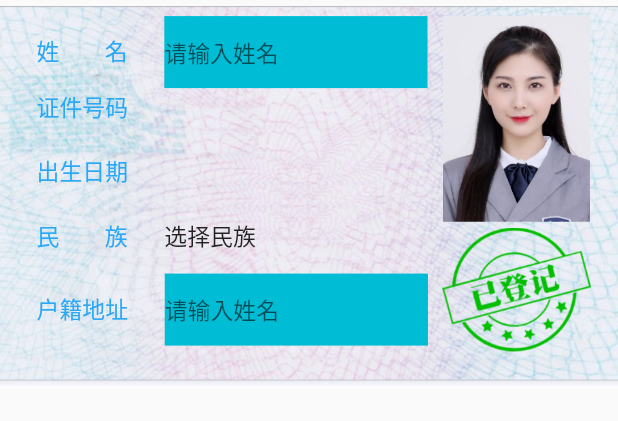
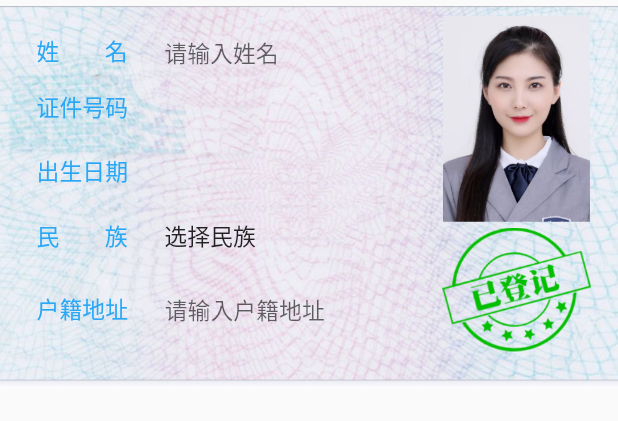
Before and after one commit to qianglifei/flutter_jwt, a Flutter app: the CustomIDCard widget shown alone on an empty page, opened directly, on a phone screen of 412 x 824 dp. Shown: the top 421 px of the screen. Run offline on Flutter 3.47's test engine with Material 2 defaults, Android fonts, the phone set to English and light mode, and no system bars; our stand-ins replace bloc, camera, cookie_jar, dio, equatable, flutter_bloc and 5 more; missing offline and left inert: dart:ffi; accounts and stored records are empty.

Commit message:
人员核查界面搭建

```diff
--- a/lib/widget/custom_button.dart
+++ b/lib/widget/custom_button.dart
@@ -11,9 +11,10 @@ class CustomButton extends StatefulWidget{
   Color colors;
   Color textColor;
   String contentText;
+  double marginBottom;
   final _callBack callBack;
 
-  CustomButton(this.width,this.height, this.colors,this.textColor,this.contentText,this.callBack) :
+  CustomButton(this.width,this.height, this.colors,this.textColor,this.contentText,this.callBack,{this.marginBottom = 0}) :
   assert(width != null),
   assert(height != null),
   assert(colors != null),
@@ -34,6 +35,7 @@ class CustomButtonState extends State<CustomButton>{
     return Container(
       width: widget.width,
       height: widget.height,
+      margin: EdgeInsets.only(bottom: widget.marginBottom),
       child: InkWell(
           child: Container(
             child: Center(
--- a/lib/widget/custom_id_card_widget.dart
+++ b/lib/widget/custom_id_card_widget.dart
@@ -50,7 +50,7 @@ class CustomIDCardState extends State<CustomIDCard> {
              child: Stack(
                children: [
                  Positioned(
-                   child: _buildInputTextWidget("姓        名"),
+                   child: _buildInputTextWidget("姓        名",nameController,"姓名"),
                  ),
                  Positioned(
                    child: _buildTextWidget("证件号码"),
@@ -65,7 +65,7 @@ class CustomIDCardState extends State<CustomIDCard> {
                    top: ScreenUtil().setHeight(300),
                  ),
                  Positioned(
-                   child: _buildInputTextWidget("户籍地址"),
+                   child: _buildInputTextWidget("户籍地址",residenceAddressController,"户籍地址"),
                    top: ScreenUtil().setHeight(400),
                  ),
                  Positioned(
@@ -97,7 +97,7 @@ class CustomIDCardState extends State<CustomIDCard> {
   }
 
  //横排多个文本显示输入widget
- Widget _buildInputTextWidget(String title) {
+ Widget _buildInputTextWidget(String title,TextEditingController controller,String hintText) {
     return Container(
       width: ScreenUtil().uiSize.width,
       margin: EdgeInsets.only(top: ScreenUtil().setHeight(10),bottom: ScreenUtil().setHeight(10)),
@@ -129,11 +129,10 @@ class CustomIDCardState extends State<CustomIDCard> {
                 maxHeight: 50.0,
                 minHeight: 10.0,
               ),
-              color: Colors.cyan,
               width: ScreenUtil().setWidth(460),
               child: TextField(
                 autofocus: false,
-                controller: nameController,
+                controller: controller,
                 maxLines: null,
                 keyboardType: TextInputType.multiline,
                 style: TextStyle(fontSize: ScreenUtil().setSp(40,allowFontScalingSelf: true)),
@@ -141,7 +140,7 @@ class CustomIDCardState extends State<CustomIDCard> {
                   fillColor: Colors.cyan,
                   border: InputBorder.none,
                   contentPadding: EdgeInsets.symmetric(vertical: 8),
-                  hintText: "请输入姓名",
+                  hintText:"请输入"+ hintText,
                 ),
               ),
             ),
@@ -273,12 +272,13 @@ class CustomIDCardState extends State<CustomIDCard> {
                                                     child: Text("确认",style: TextStyle(fontSize: ScreenUtil().setSp(56),color: Color.fromRGBO(52,135,215,1))),
                                                     onTap: (){
                                                       //添加选择事件
-                                                      BlocProvider.of<PeopleOnlineCheckBloc>(context).add(NationSureEvent(nationSure: _selectedContent));
-//                                                      setState(() {
-//                                                        // ignore: unnecessary_statements
-//                                                        _selectedContent;
-//
-//                                                      });
+                   //                                   BlocProvider.of<PeopleOnlineCheckBloc>(context).add(NationSureEvent(nationSure: _selectedContent));
+                                                      setState(() {
+                                                        // ignore: unnecessary_statements
+                                                        _selectedContent;
+                                                      });
+                                                      Navigator.pop(context);
+
                                                     },
                                                   )
                                                 ],
@@ -327,9 +327,6 @@ class CustomIDCardState extends State<CustomIDCard> {
                                                         print(_title);
                                                         print(_list[position].value);
                                                         _selectedContent = _list[position].value;
-                                                        if(widget.callBack != null && _list[position].value != null){
-                                                          widget.callBack( _list[position].key);
-                                                        }
                                                       });
                                                     },
                                                   );
```
Also changed, not shown: lib/main/first_page/people_online_check/people_online_check_screen.dart (+41 -3 lines).
